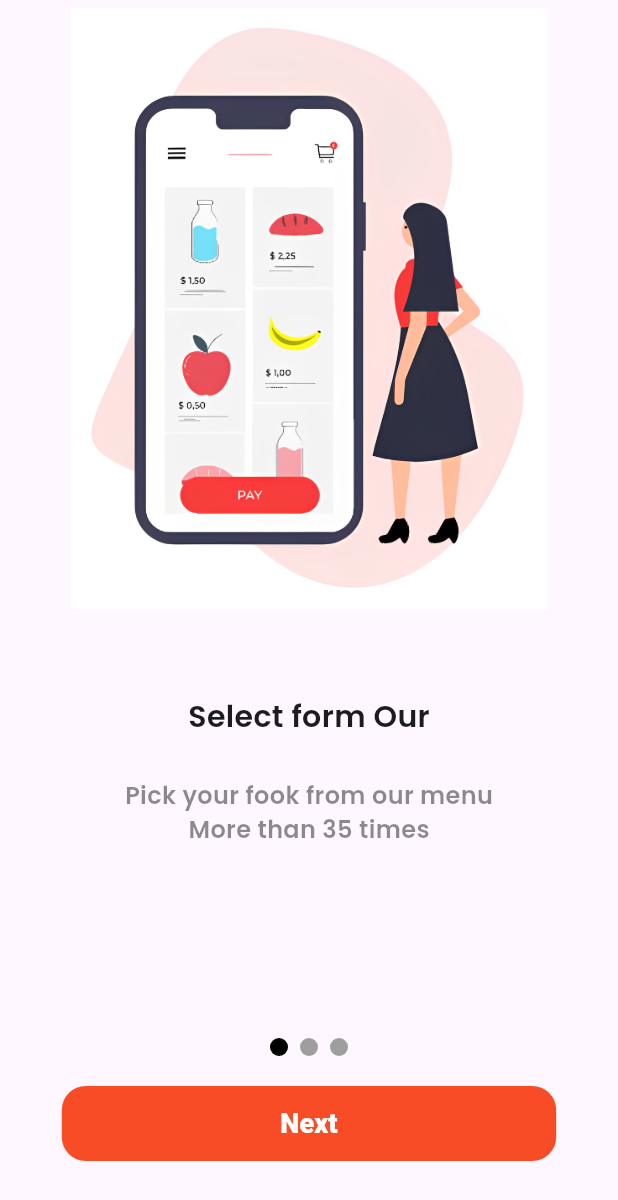
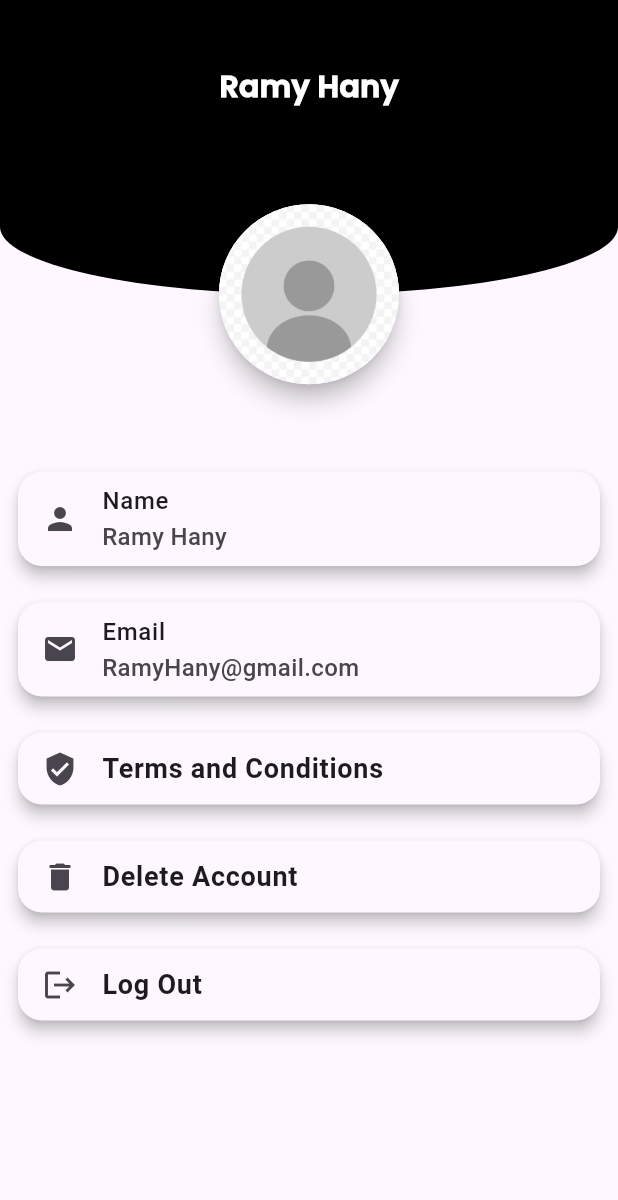
Before and after one commit to ramy23149/phone-fix, a Flutter app: the screen it shows after launch, on a phone screen of 412 x 824 dp. Shown: the top 1200 px of the screen. Run offline on Flutter 3.47's test engine with Material 3 defaults, Android fonts, the phone set to English and light mode, and no system bars; drawn by our look-alikes of smooth_page_indicator; our stand-ins replace bloc, cached_network_image, cloud_firestore, curved_navigation_bar, dartz, dio and 8 more; missing offline and left inert: flutter_stripe; accounts and stored records are empty.

Commit message:
profle_view UI done

```diff
--- a/lib/Core/app_router.dart
+++ b/lib/Core/app_router.dart
@@ -5,6 +5,7 @@ import 'package:food_delivery_app/featurs/home/Presentation/views/food_detalis_v
 import 'package:food_delivery_app/featurs/on_boarding/presentation/views/on_bording_view.dart';
 import 'package:go_router/go_router.dart';
 
+import '../featurs/Profile/views/profile_view.dart';
 import '../featurs/admin/Presentation/views/admin_home.dart';
 import '../featurs/auth/presentation/views/login_view.dart';
 import '../featurs/auth/presentation/views/signUp_view.dart';
@@ -31,7 +32,7 @@ abstract class AppRouter {
         path: kSignUpView,
         builder: (context, state) => const SignUpView(),
       ),
-      GoRoute(path: '/', builder: (context, state) => const OnBordingView()),
+      GoRoute(path: '/', builder: (context, state) => const ProfileView()),
       GoRoute(
         path: kAdminHome,
         builder: (context, state) => const HomeAdmin(),
--- a/lib/featurs/Profile/views/profile_view.dart
+++ b/lib/featurs/Profile/views/profile_view.dart
@@ -1,10 +1,16 @@
 import 'package:flutter/material.dart';
+
+import 'widgets/profile_view_body.dart';
 
 class ProfileView extends StatelessWidget {
   const ProfileView({super.key});
 
   @override
   Widget build(BuildContext context) {
-    return SafeArea(child: Image.asset('assets/images/screen1.png'));
+    return const SafeArea(
+      child: Scaffold(
+        body: ProfileViewBody(),
+      ),
+    );
   }
 }
--- /dev/null
+++ b/lib/featurs/Profile/views/widgets/curved_contaner.dart
@@ -0,0 +1,22 @@
+import 'package:flutter/widgets.dart';
+
+import '../../../../Core/constats.dart';
+
+class CurvedContaner extends StatelessWidget {
+  const CurvedContaner({super.key});
+
+  @override
+  Widget build(BuildContext context) {
+    return   Container(
+              height: MediaQuery.of(context).size.height/4.2,
+              width: double.infinity,
+              decoration: BoxDecoration(
+                color: kBlack,
+                borderRadius: BorderRadius.vertical(
+                  bottom: Radius.elliptical(MediaQuery.of(context).size.width, 90),
+
+                )
+              ),
+            );
+  }
+}
--- /dev/null
+++ b/lib/featurs/Profile/views/widgets/custom_listile.dart
@@ -0,0 +1,38 @@
+import 'package:flutter/material.dart';
+
+import '../../../../Core/text_styles/Styles.dart';
+
+class UserInfo extends StatelessWidget {
+  const UserInfo(
+      {super.key,
+      required this.icon,
+      required this.title,
+      required this.subtitle});
+
+  final Icon icon;
+  final String title;
+  final String subtitle;
+
+  @override
+  Widget build(BuildContext context) {
+    return Padding(
+      padding: const EdgeInsets.all(12.0),
+      child: Material(
+        borderRadius: BorderRadius.circular(16),
+        elevation: 4.0,
+        child: ListTile(
+          visualDensity: const VisualDensity(vertical: -4.0),
+          title: Text(
+            title,
+            style: Styles.textStyle16,
+          ),
+          subtitle: Text(
+            subtitle,
+            style: Styles.textStyle16,
+          ),
+          leading: icon,
+        ),
+      ),
+    );
+  }
+}
--- /dev/null
+++ b/lib/featurs/Profile/views/widgets/profile_view_body.dart
@@ -0,0 +1,71 @@
+import 'package:flutter/material.dart';
+import 'package:flutter/widgets.dart';
+import 'package:food_delivery_app/Core/constats.dart';
+import 'package:food_delivery_app/Core/text_styles/Styles.dart';
+import 'package:food_delivery_app/featurs/Profile/views/widgets/curved_contaner.dart';
+import 'package:food_delivery_app/featurs/Profile/views/widgets/user_image.dart';
+import 'custom_listile.dart';
+import 'user_action.dart';
+
+class ProfileViewBody extends StatelessWidget {
+  const ProfileViewBody({super.key});
+
+  @override
+  Widget build(BuildContext context) {
+    return SingleChildScrollView(
+      child: Stack(
+        children: [
+          Column(
+            children: [
+              const CurvedContaner(),
+              SizedBox(
+                height: MediaQuery.of(context).size.height / 4.2 - 90,
+              ),
+              const Column(
+                children: [
+                  UserInfo(
+                    title: 'Name',
+                    subtitle: 'Ramy Hany',
+                    icon: Icon(Icons.person),
+                  ),
+                  UserInfo(
+                    title: 'Email',
+                    subtitle: 'RamyHany@gmail.com',
+                    icon: Icon(Icons.email),
+                  ),
+                  UserAction(
+                    title: 'Terms and Conditions',
+                    icon: Icon(Icons.verified_user),
+                  ),
+                  UserAction(
+                    title: 'Delete Account',
+                    icon: Icon(Icons.delete),
+                  ),
+                  UserAction(
+                    title: 'Log Out',
+                    icon: Icon(Icons.logout),
+                  ),
+
+                ],
+              ),
+            ],
+          ),
+          Positioned(
+            right: 0,
+            left: 0,
+            top: MediaQuery.of(context).size.height / 4.2 - 60,
+            child: const UserImage()
+          ),
+          Positioned(
+            right: 0,
+            left: 0,
+            top: MediaQuery.of(context).size.height*0.053,
+            child: Center(
+              child: Text('Ramy Hany',style: Styles.textStyle20Extra.copyWith(color: kWhite),),
+            ),
+          )
+        ],
+      ),
+    );
+  }
+}
--- /dev/null
+++ b/lib/featurs/Profile/views/widgets/user_action.dart
@@ -0,0 +1,30 @@
+import 'package:flutter/material.dart';
+import 'package:flutter/widgets.dart';
+
+import '../../../../Core/text_styles/Styles.dart';
+
+class UserAction extends StatelessWidget {
+  const UserAction({super.key, required this.title, required this.icon, this.onTap});
+  final String title;
+  final Icon icon;
+  final void Function()? onTap;
+  @override
+  Widget build(BuildContext context) {
+    return Padding(
+      padding: const EdgeInsets.all(12.0),
+      child: Material(
+        borderRadius: BorderRadius.circular(16),
+        elevation: 4.0,
+        child: ListTile(
+          onTap: onTap,
+          visualDensity: const VisualDensity(vertical: -2.0),
+          title: Text(
+            title,
+            style: Styles.textStyle18,
+          ),
+          leading: icon,
+        ),
+      ),
+    );
+  }
+}
--- /dev/null
+++ b/lib/featurs/Profile/views/widgets/user_image.dart
@@ -0,0 +1,25 @@
+
+
+import 'package:flutter/material.dart';
+
+class UserImage extends StatelessWidget {
+  const UserImage({super.key});
+
+  @override
+  Widget build(BuildContext context) {
+    return Material(
+              shape: const CircleBorder(),
+              elevation: 6.0,
+              child: CircleAvatar(
+                radius: 60,
+                child: ClipRRect(
+                  borderRadius: BorderRadius.circular(60),
+                  child: Image.asset(
+                    'assets/images/profile.jpg',
+                    fit: BoxFit.cover,
+                  ),
+                ),
+              ),
+            );
+  }
+}
```
Also changed, not shown: assets/images/profile.jpg (added).
